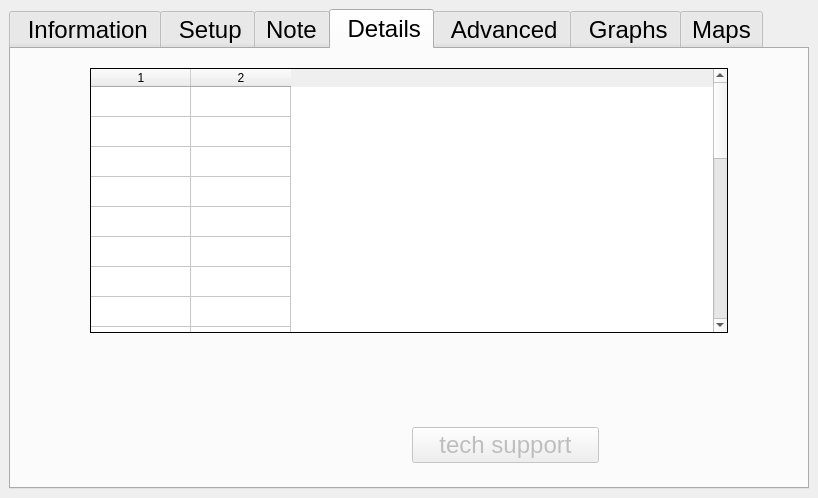
Above: ddh/gui/designer_main.ui from LowellInstruments/ddh_old before the change. Below: the same form after it.
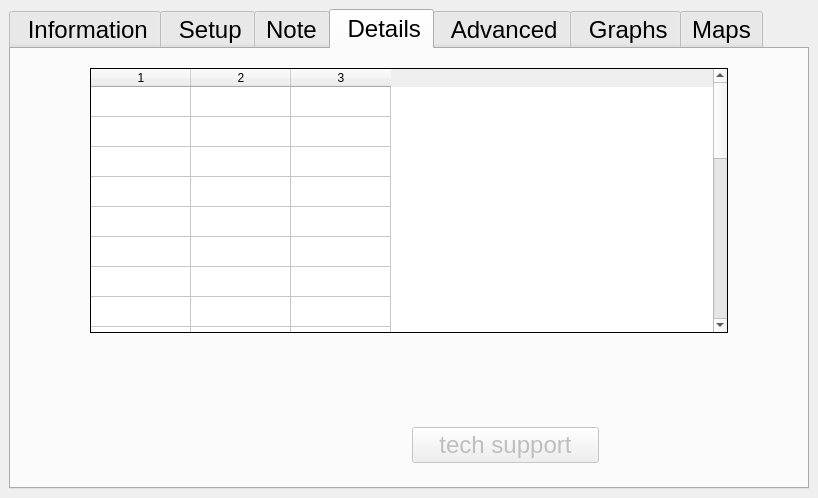
That is the form after the change. The open tabs and pages were chosen to show the change. Icons and pictures are not drawn.

```diff
--- a/ddh/gui/designer_main.ui
+++ b/ddh/gui/designer_main.ui
@@ -1260,7 +1260,7 @@
              <number>25</number>
             </property>
             <property name="columnCount">
-             <number>2</number>
+             <number>3</number>
             </property>
             <attribute name="horizontalHeaderHighlightSections">
              <bool>true</bool>
@@ -1295,6 +1295,7 @@
             <row/>
             <column/>
             <column/>
+            <column/>
            </widget>
           </item>
          </layout>
```
Left out of the diff: 2 changed lines with no effect on the pictures.
